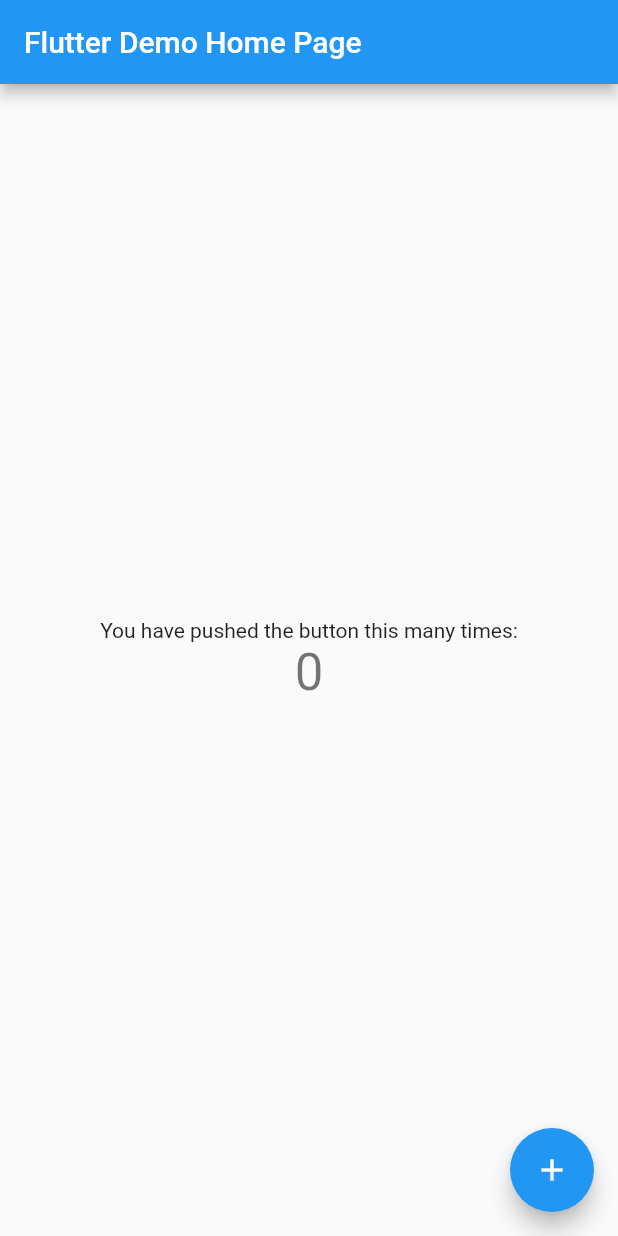
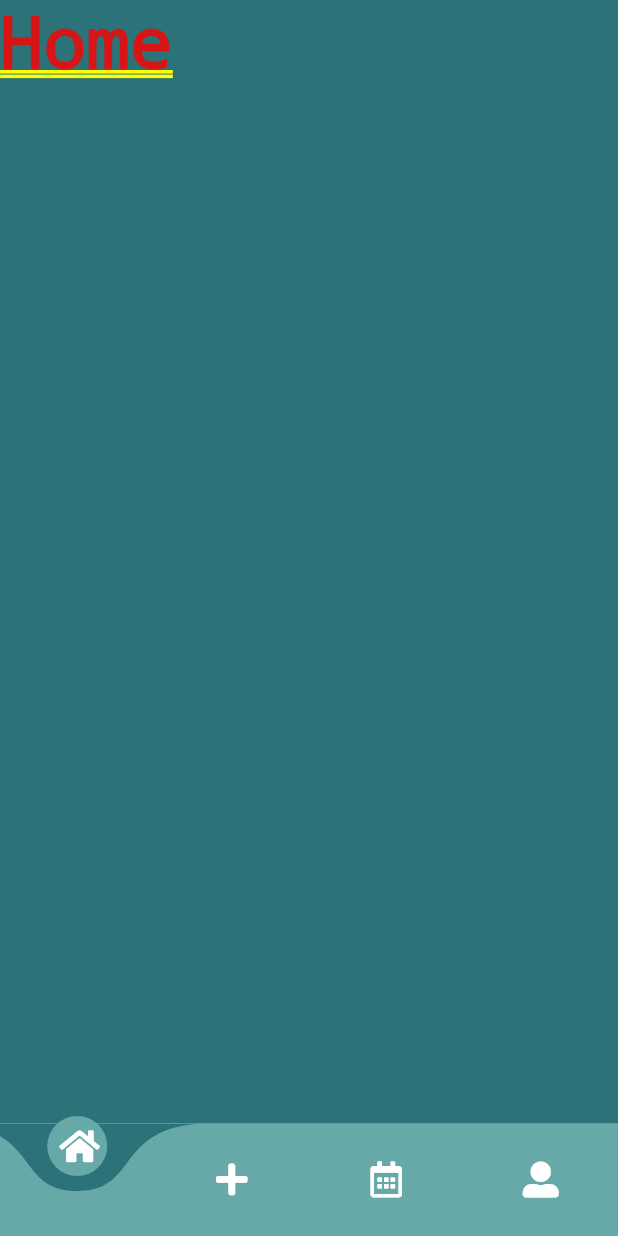
Before and after one commit to WaiYanMinMin/journaling_app, a Flutter app: the screen it shows after launch, on a phone screen of 412 x 824 dp. Run offline on Flutter 3.47's test engine with Material 2 defaults, Android fonts, the phone set to English and light mode, and no system bars; drawn by our look-alikes of curved_navigation_bar; our stand-ins replace auto_route, font_awesome_flutter.

Commit message:
Added BTM nav bar

```diff
--- a/lib/main.dart
+++ b/lib/main.dart
@@ -1,113 +1,6 @@
 import 'package:flutter/material.dart';
+import 'package:journaling_app/src/App.dart';
 
 void main() {
   runApp(MyApp());
 }
-
-class MyApp extends StatelessWidget {
-  // This widget is the root of your application.
-  @override
-  Widget build(BuildContext context) {
-    return MaterialApp(
-      title: 'Flutter Demo',
-      theme: ThemeData(
-        // This is the theme of your application.
-        //
-        // Try running your application with "flutter run". You'll see the
-        // application has a blue toolbar. Then, without quitting the app, try
-        // changing the primarySwatch below to Colors.green and then invoke
-        // "hot reload" (press "r" in the console where you ran "flutter run",
-        // or simply save your changes to "hot reload" in a Flutter IDE).
-        // Notice that the counter didn't reset back to zero; the application
-        // is not restarted.
-        primarySwatch: Colors.blue,
-      ),
-      home: MyHomePage(title: 'Flutter Demo Home Page'),
-    );
-  }
-}
-
-class MyHomePage extends StatefulWidget {
-  MyHomePage({Key? key, required this.title}) : super(key: key);
-
-  // This widget is the home page of your application. It is stateful, meaning
-  // that it has a State object (defined below) that contains fields that affect
-  // how it looks.
-
-  // This class is the configuration for the state. It holds the values (in this
-  // case the title) provided by the parent (in this case the App widget) and
-  // used by the build method of the State. Fields in a Widget subclass are
-  // always marked "final".
-
-  final String title;
-
-  @override
-  _MyHomePageState createState() => _MyHomePageState();
-}
-
-class _MyHomePageState extends State<MyHomePage> {
-  int _counter = 0;
-
-  void _incrementCounter() {
-    setState(() {
-      // This call to setState tells the Flutter framework that something has
-      // changed in this State, which causes it to rerun the build method below
-      // so that the display can reflect the updated values. If we changed
-      // _counter without calling setState(), then the build method would not be
-      // called again, and so nothing would appear to happen.
-      _counter++;
-    });
-  }
-
-  @override
-  Widget build(BuildContext context) {
-    // This method is rerun every time setState is called, for instance as done
-    // by the _incrementCounter method above.
-    //
-    // The Flutter framework has been optimized to make rerunning build methods
-    // fast, so that you can just rebuild anything that needs updating rather
-    // than having to individually change instances of widgets.
-    return Scaffold(
-      appBar: AppBar(
-        // Here we take the value from the MyHomePage object that was created by
-        // the App.build method, and use it to set our appbar title.
-        title: Text(widget.title),
-      ),
-      body: Center(
-        // Center is a layout widget. It takes a single child and positions it
-        // in the middle of the parent.
-        child: Column(
-          // Column is also a layout widget. It takes a list of children and
-          // arranges them vertically. By default, it sizes itself to fit its
-          // children horizontally, and tries to be as tall as its parent.
-          //
-          // Invoke "debug painting" (press "p" in the console, choose the
-          // "Toggle Debug Paint" action from the Flutter Inspector in Android
-          // Studio, or the "Toggle Debug Paint" command in Visual Studio Code)
-          // to see the wireframe for each widget.
-          //
-          // Column has various properties to control how it sizes itself and
-          // how it positions its children. Here we use mainAxisAlignment to
-          // center the children vertically; the main axis here is the vertical
-          // axis because Columns are vertical (the cross axis would be
-          // horizontal).
-          mainAxisAlignment: MainAxisAlignment.center,
-          children: <Widget>[
-            Text(
-              'You have pushed the button this many times:',
-            ),
-            Text(
-              '$_counter',
-              style: Theme.of(context).textTheme.headline4,
-            ),
-          ],
-        ),
-      ),
-      floatingActionButton: FloatingActionButton(
-        onPressed: _incrementCounter,
-        tooltip: 'Increment',
-        child: Icon(Icons.add),
-      ), // This trailing comma makes auto-formatting nicer for build methods.
-    );
-  }
-}
--- /dev/null
+++ b/lib/src/App.dart
@@ -0,0 +1,14 @@
+import 'package:flutter/material.dart';
+import 'package:journaling_app/src/routers/router.gr.dart';
+
+class MyApp extends StatelessWidget {
+  final appRouter = AppRouter();
+  @override
+  Widget build(BuildContext context) {
+    return MaterialApp.router(
+      title: 'Material App',
+      routerDelegate: appRouter.delegate(),
+      routeInformationParser: appRouter.defaultRouteParser(),
+    );
+  }
+}
--- /dev/null
+++ b/lib/src/screens/home.dart
@@ -0,0 +1,65 @@
+import 'package:auto_route/auto_route.dart';
+import 'package:curved_navigation_bar/curved_navigation_bar.dart';
+import 'package:flutter/material.dart';
+import 'package:font_awesome_flutter/font_awesome_flutter.dart';
+import 'package:journaling_app/src/routers/router.gr.dart';
+
+class HomeScreen extends StatefulWidget {
+  @override
+  _HomeScreenState createState() => _HomeScreenState();
+}
+
+class _HomeScreenState extends State<HomeScreen> {
+  int _page = 0;
+
+  GlobalKey<CurvedNavigationBarState> _bottomNavigationKey = GlobalKey();
+
+  @override
+  Widget build(BuildContext context) {
+    return Scaffold(
+        bottomNavigationBar: CurvedNavigationBar(
+          index: 0,
+          color: Color(0xff67A9A9),
+          backgroundColor: Color(0xff2B7279),
+          items: [
+            Icon(
+              FontAwesomeIcons.home,
+              color: Colors.white,
+            ),
+            Icon(
+              FontAwesomeIcons.plus,
+              color: Colors.white,
+            ),
+            Icon(
+              FontAwesomeIcons.calendarAlt,
+              color: Colors.white,
+            ),
+            Icon(
+              FontAwesomeIcons.userAlt,
+              color: Colors.white,
+            ),
+          ],
+          onTap: (index) {
+            setState(() {
+              _page = index;
+            });
+
+            if (_page == 3) {
+              AutoRouter.of(context).replace(ProfileRoute());
+            } else if (_page == 2) {
+              AutoRouter.of(context).replace(CalendarRoute());
+            } else if (_page == 1) {
+              AutoRouter.of(context).replace(CreateRoute());
+
+            } else {
+              AutoRouter.of(context).replace(HomeRoute());
+            }
+          },
+        ),
+        body: MaterialApp(
+            home: Container(
+          color: Color(0xff2B7279),
+          child: Text("Home"),
+        )));
+  }
+}
```
Also changed, not shown: lib/src/routers/router.dart (added, +20 -0 lines), lib/src/screens/Profile.dart (added, +66 -0 lines), lib/src/screens/calendar.dart (added, +67 -0 lines), lib/src/screens/create.dart (added, +66 -0 lines), pubspec.yaml (+8 -3 lines), lib/src/routers/router.gr.dart (added), pubspec.lock, 1 other file.
